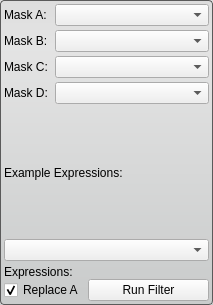
jessdtate/Seg3D, file Interface/ToolInterface/BooleanFilterInterface.ui: the form before one commit.
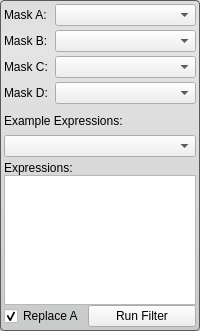
The form after the commit.

Commit message: ui updates, all tools/filters ui's fixed

What changed in the file:
```diff
--- a/Interface/ToolInterface/BooleanFilterInterface.ui
+++ b/Interface/ToolInterface/BooleanFilterInterface.ui
@@ -6,8 +6,8 @@
    <rect>
     <x>0</x>
     <y>0</y>
-    <width>213</width>
-    <height>305</height>
+    <width>200</width>
+    <height>331</height>
    </rect>
   </property>
   <property name="sizePolicy">
@@ -18,14 +18,14 @@
   </property>
   <property name="minimumSize">
    <size>
-    <width>213</width>
+    <width>0</width>
     <height>305</height>
    </size>
   </property>
   <property name="maximumSize">
    <size>
     <width>16777215</width>
-    <height>305</height>
+    <height>16777215</height>
    </size>
   </property>
   <property name="windowTitle">
@@ -48,7 +48,7 @@
    <item>
     <layout class="QHBoxLayout" name="maskAHLayout" stretch="1,3">
      <property name="spacing">
-      <number>0</number>
+      <number>4</number>
      </property>
      <property name="bottomMargin">
       <number>2</number>
@@ -68,7 +68,7 @@
    <item>
     <layout class="QHBoxLayout" name="maskBHLayout" stretch="1,3">
      <property name="spacing">
-      <number>0</number>
+      <number>4</number>
      </property>
      <property name="topMargin">
       <number>2</number>
@@ -91,7 +91,7 @@
    <item>
     <layout class="QHBoxLayout" name="maskCHLayout" stretch="1,3">
      <property name="spacing">
-      <number>0</number>
+      <number>4</number>
      </property>
      <property name="topMargin">
       <number>2</number>
@@ -114,7 +114,7 @@
    <item>
     <layout class="QHBoxLayout" name="maskDHLayout" stretch="1,3">
      <property name="spacing">
-      <number>0</number>
+      <number>4</number>
      </property>
      <property name="topMargin">
       <number>2</number>
@@ -179,12 +179,34 @@
        </property>
       </widget>
      </item>
+     <item>
+      <widget class="QTextEdit" name="textEdit">
+       <property name="sizePolicy">
+        <sizepolicy hsizetype="Ignored" vsizetype="Fixed">
+         <horstretch>0</horstretch>
+         <verstretch>0</verstretch>
+        </sizepolicy>
+       </property>
+       <property name="minimumSize">
+        <size>
+         <width>130</width>
+         <height>0</height>
+        </size>
+       </property>
+       <property name="maximumSize">
+        <size>
+         <width>16777215</width>
+         <height>130</height>
+        </size>
+       </property>
+      </widget>
+     </item>
     </layout>
    </item>
    <item>
     <layout class="QHBoxLayout" name="replaceInvertLayout" stretch="2,3">
      <property name="spacing">
-      <number>3</number>
+      <number>4</number>
      </property>
      <item>
       <widget class="QCheckBox" name="replaceCheckBox">
```
The commit also changes 19 other files.
